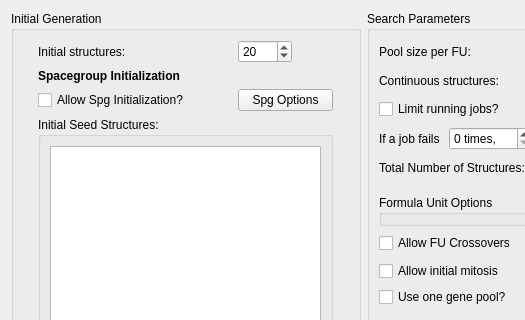
This is src/xtalopt/ui/tab_opt.ui in xtalopt/XtalOpt as Qt 5 draws it before an edit; both pictures show x 0 to 525 and y 0 to 320 of the 1092 by 703 pixel window. The edited form follows.
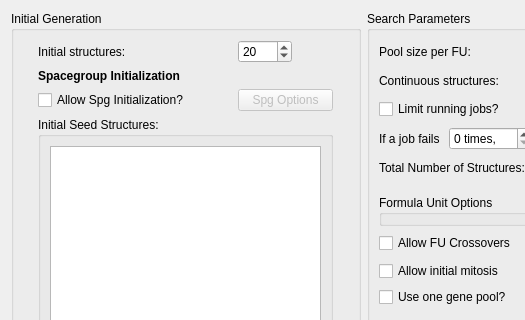
This is the edited form.

Commit message: Made the table a little bit more organized. Added checkboxes (which currently don't do anything...). Added select all and deselect all buttons. Also generalized the function I use to organize strings of delimited unsigned integers and placed it into fileUtils.h so that it can be used in other functions. I used it in the SpgInitDialog.

```diff
--- a/src/xtalopt/ui/tab_opt.ui
+++ b/src/xtalopt/ui/tab_opt.ui
@@ -138,6 +138,12 @@
       </item>
       <item row="2" column="2">
        <widget class="QPushButton" name="push_spgOptions">
+        <property name="enabled">
+         <bool>false</bool>
+        </property>
+        <property name="toolTip">
+         <string>&lt;html&gt;&lt;head/&gt;&lt;body&gt;&lt;p&gt;Displays a table of spacegroups and each spacegroup that is possible (in accordance with the list of formula units it has been given).&lt;/p&gt;&lt;p&gt;&lt;br/&gt;&lt;/p&gt;&lt;p&gt;In addition, it enables the user to select spacegroups to be created when performing space-group initialization.&lt;/p&gt;&lt;p&gt;&lt;br/&gt;&lt;/p&gt;&lt;p&gt;This will be reset if the user changes the composition after setting it.&lt;/p&gt;&lt;/body&gt;&lt;/html&gt;</string>
+        </property>
         <property name="text">
          <string>Spg Options</string>
         </property>
```
Left out of the diff: 16 changed lines with no effect on the pictures. The commit also changes 7 other files.
